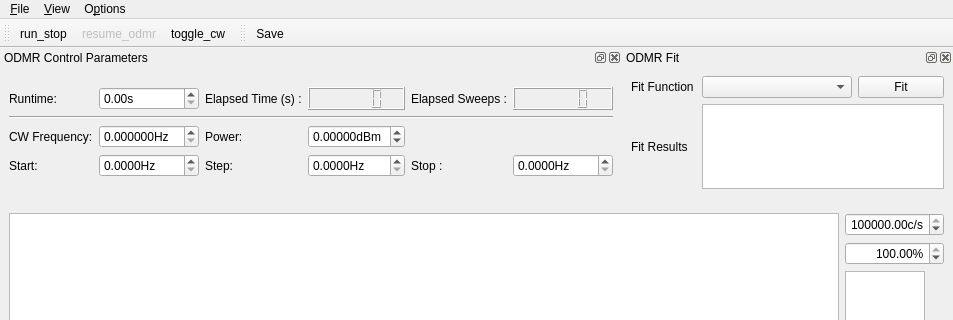
Qt form gui/odmr/ui_odmrgui.ui (Ulm-IQO/qudi) before a commit; both pictures show x 0 to 953 and y 0 to 320 of the 953 by 727 pixel window.
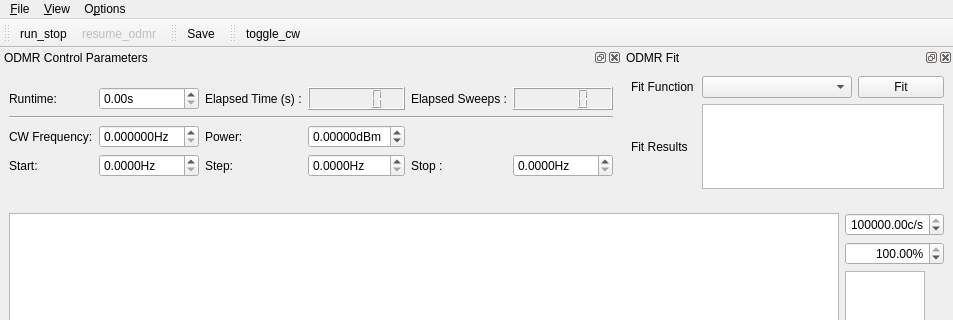
The same form after that commit. Icons and pictures are not drawn. Custom widgets are drawn as their Qt base class.

Commit message: Minor tweak on UI file. Separated the toggle_cw action further from other buttons in order to avoid accidental clicking which can potentially cause severe damage to an experimental setup if the CW power is too high.

```diff
--- a/gui/odmr/ui_odmrgui.ui
+++ b/gui/odmr/ui_odmrgui.ui
@@ -238,7 +238,6 @@
    </attribute>
    <addaction name="action_run_stop"/>
    <addaction name="action_resume_odmr"/>
-   <addaction name="action_toggle_cw"/>
   </widget>
   <widget class="QDockWidget" name="odmr_control_DockWidget">
    <property name="sizePolicy">
@@ -626,6 +625,18 @@
    </attribute>
    <addaction name="action_Save"/>
   </widget>
+  <widget class="QToolBar" name="cw_ToolBar">
+   <property name="windowTitle">
+    <string>toolBar_2</string>
+   </property>
+   <attribute name="toolBarArea">
+    <enum>TopToolBarArea</enum>
+   </attribute>
+   <attribute name="toolBarBreak">
+    <bool>false</bool>
+   </attribute>
+   <addaction name="action_toggle_cw"/>
+  </widget>
   <action name="action_Settings">
    <property name="icon">
     <iconset>
```
Left out of the diff: 5 changed lines with no effect on the pictures. The commit also changes 1 other file.
